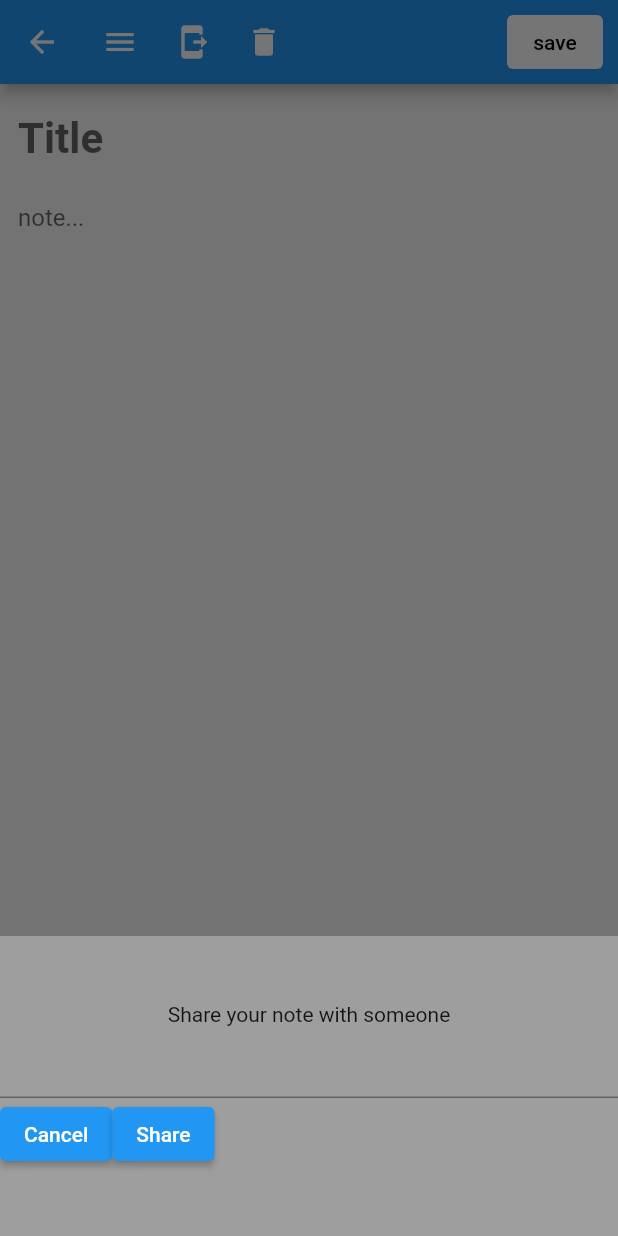
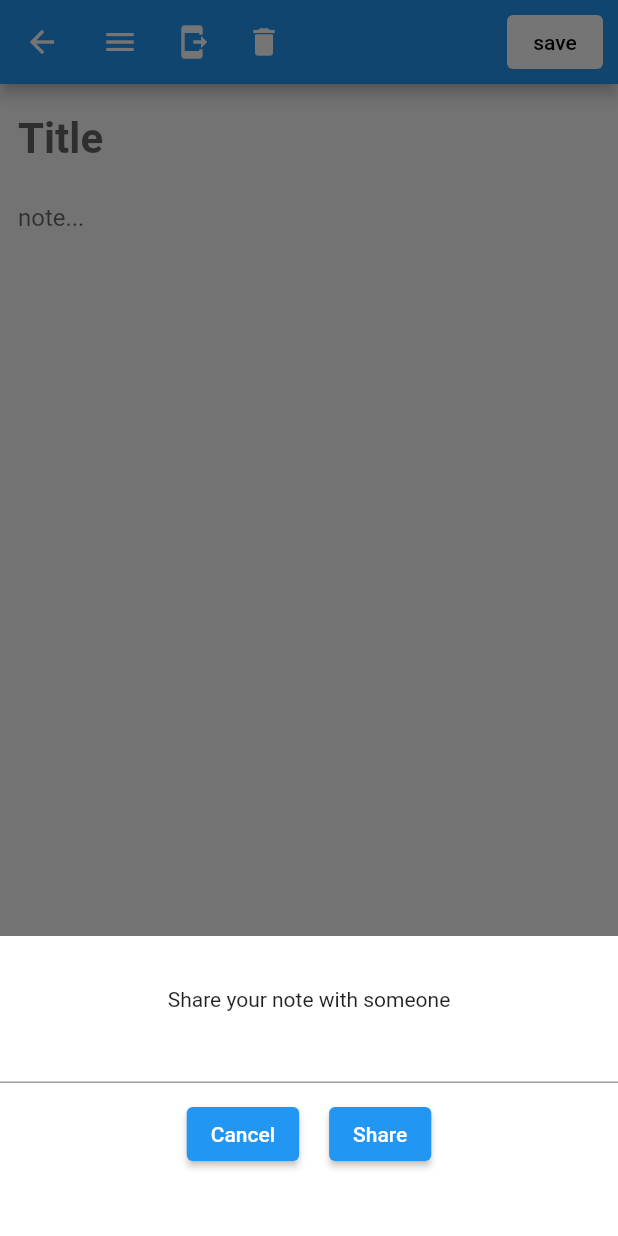
Before and after one commit to jimmytran005/at_notes, a Flutter app: the AddNote screen opened directly with empty values, after a tap on the "send to mobile" icon, on a phone screen of 412 x 824 dp. Run offline on Flutter 3.47's test engine with Material 2 defaults, Android fonts, the phone set to English and light mode, and no system bars; our stand-ins replace community_material_icon; missing offline and left inert: at_app_flutter, at_client_mobile, at_commons, at_onboarding_flutter, at_utils.

Commit message:
small updates

```diff
--- a/lib/screens/add_note.dart
+++ b/lib/screens/add_note.dart
@@ -50,7 +50,7 @@ class _AddNoteState extends State<AddNote> {
                 // TESTING....  retrieveSharedNotes() to see the shared instances
                 // noteService.retrieveSharedNotes();
                 // noteService.clearAllNotes();
-                noteService.getSharedRecipes();
+                // noteService.getSharedNotes();
               },
             ),
             IconButton(
@@ -63,7 +63,7 @@ class _AddNoteState extends State<AddNote> {
                   builder: (BuildContext context) {
                     return Container(
                       height: 200,
-                      color: Colors.grey,
+                      color: Colors.white,
                       child: Center(
                         child: Column(
                           mainAxisAlignment: MainAxisAlignment.center,
@@ -73,19 +73,26 @@ class _AddNoteState extends State<AddNote> {
                             TextField(
                               controller: sharedWithController,
                             ),
-                            Row(children: [
-                              ElevatedButton(
+                            Row(
+                                mainAxisAlignment: MainAxisAlignment.center,
+                                children: [
+                                  Padding(
+                                      padding: EdgeInsets.all(10.0),
+                                      child: ElevatedButton(
                                         child: const Text('Cancel'),
                                         onPressed: () => Navigator.pop(context),
-                              ),
-                              ElevatedButton(
+                                      )),
+                                  Padding(
+                                      padding: EdgeInsets.all(10.0),
+                                      child: ElevatedButton(
                                           child: const Text('Share'),
                                           onPressed: () async {
                                             // noteService.shareNote(note, sharedWithController.text)
                                             print(widget.note!.title);
 
                                             if (widget.note != null &&
-                                        sharedWithController.text != '') {
+                                                sharedWithController.text !=
+                                                    '') {
                                               String userToShareWith =
                                                   sharedWithController.text;
                                               Note savedNote = widget.note!;
@@ -93,14 +100,17 @@ class _AddNoteState extends State<AddNote> {
                                                   id: savedNote.id!,
                                                   title: savedNote.title!,
                                                   body: savedNote.description!,
-                                          creation_date:
-                                              DateTime.parse(savedNote.date!),
-                                          sharedWith: widget.note!.sharedWith!,
-                                          sharedBy: widget.note!.sharedBy!,
+                                                  creation_date: DateTime.parse(
+                                                      savedNote.date!),
+                                                  sharedWith:
+                                                      widget.note!.sharedWith!,
+                                                  sharedBy:
+                                                      widget.note!.sharedBy!,
                                                   isShared: false);
                                               bool isSuccess =
                                                   await noteService.shareNote(
-                                              noteModel, userToShareWith);
+                                                      noteModel,
+                                                      userToShareWith);
 
                                               if (isSuccess) {
                                                 _showToast(context,
@@ -112,14 +122,14 @@ class _AddNoteState extends State<AddNote> {
                                                             const HomeScreen()));
                                               } else {
                                                 _showToast(context,
-                                            'Failed to share with $userToShareWith');
+                                                    '@sign @$userToShareWith does not exist!');
                                                 Navigator.pop(context);
                                               }
                                             } else {
                                               print(
                                                   'CANNOT SHARE this note until saved');
                                             }
-                                  })
+                                          }))
                                 ])
                           ],
                         ),
@@ -138,8 +148,7 @@ class _AddNoteState extends State<AddNote> {
                 AtKey atKey = AtKey();
                 atKey.sharedWith = widget.note!.sharedWith!;
                 atKey.key = widget.note!.id;
-                bool isSuccess =
-                    await noteService.deleteNote(atKey, widget.note!.isShared!);
+                bool isSuccess = await noteService.deleteNote(atKey);
                 if (isSuccess) {
                   _showToast(context, 'Sucessfully deleted note!');
                   // Navigator.pop(context);
--- a/lib/screens/shared_note.dart
+++ b/lib/screens/shared_note.dart
@@ -58,7 +58,7 @@ class SharedPage extends StatelessWidget {
 
   Future<List<NoteModel>> _scanShared() async {
     AtNoteService atNoteService = AtNoteService();
-    List<NoteModel> listOfNotes = await atNoteService.getSharedRecipes();
+    List<NoteModel> listOfNotes = await atNoteService.getSharedNotes();
     return listOfNotes;
   }
 }
```
Also changed, not shown: lib/components/note.dart (+8 -2 lines), lib/screens/home.dart (+20 -1 lines), lib/services/at_note_service.dart (+40 -134 lines). Lines whose indentation alone changed are shown as unchanged.
